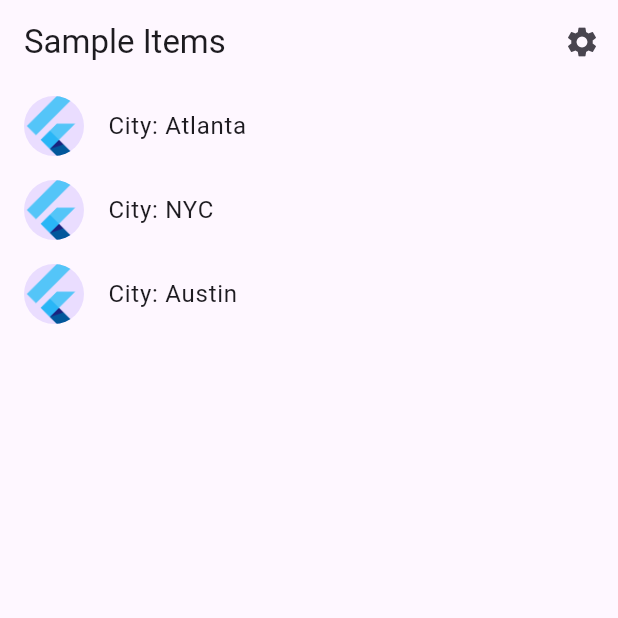
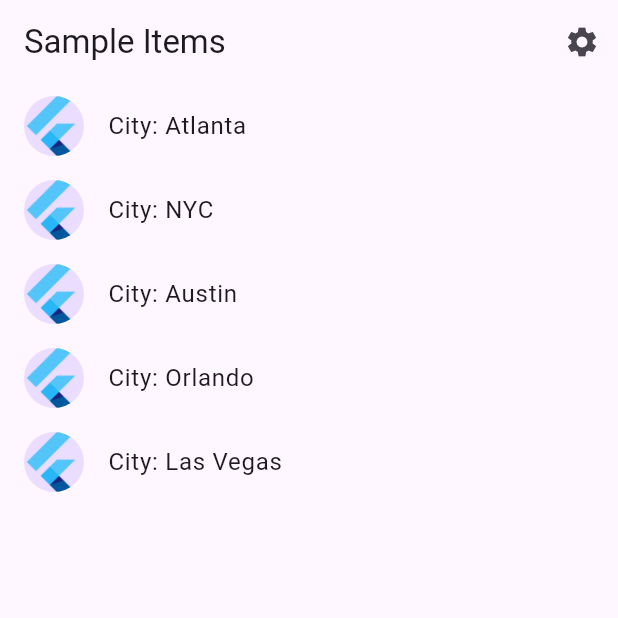
Before and after one commit to snwagbata/cs_4361, a Flutter app: the screen it shows after launch, on a phone screen of 412 x 824 dp, the top half of it. Run offline on Flutter 3.47's test engine with Material 3 defaults, Android fonts, the phone set to English and light mode, and no system bars; generated files the repository leaves out were written again.

Commit message:
Added Orlando and Las Vegas

```diff
--- a/lib/src/sample_feature/sample_item_list_view.dart
+++ b/lib/src/sample_feature/sample_item_list_view.dart
@@ -11,7 +11,9 @@ class SampleItemListView extends StatelessWidget {
     this.items = const [
       SampleItem("Atlanta"),
       SampleItem("NYC"),
-      SampleItem("Austin")
+      SampleItem("Austin"),
+      SampleItem("Orlando"),
+      SampleItem("Las Vegas")
       // Chris, add new city here
     ],
   });
```
